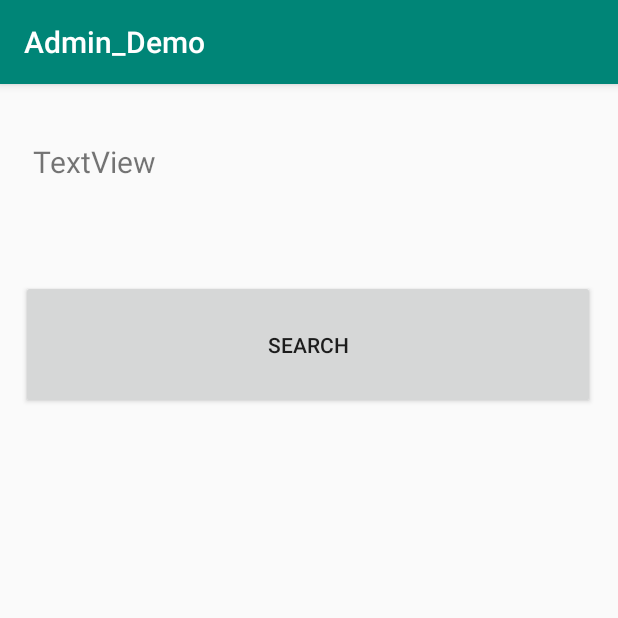
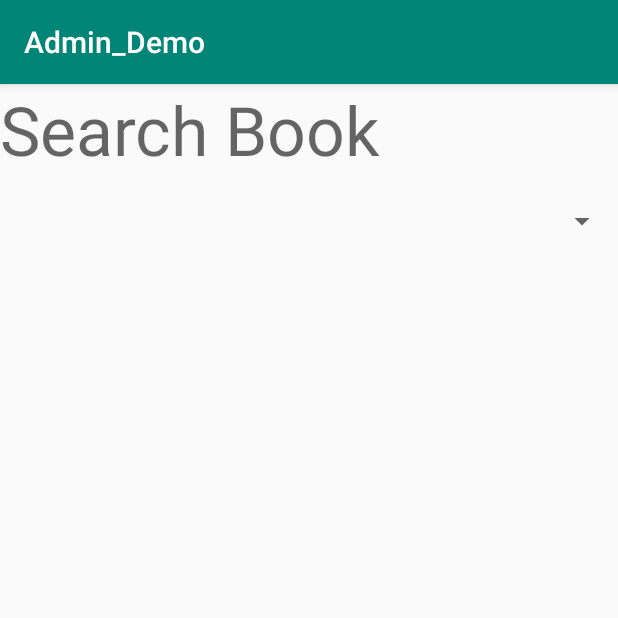
Before and after one commit to Shivam431/Android-App, an Android app: the BooksList screen opened directly, with no data from a screen before it, on a phone screen of 412 x 824 dp, the top half of it. Run offline under Robolectric (Android 15) with nearby library versions, the phone set to English and light mode, and no system bars; our stand-ins replace Firebase (no records; nobody signed in at launch, a user with empty details on screens opened directly).

Commit message:
Changes done in book search

```diff
--- a/app/src/main/java/com/example/admin_demo/BooksList.java
+++ b/app/src/main/java/com/example/admin_demo/BooksList.java
@@ -1,23 +1,21 @@
 package com.example.admin_demo;
 
-import androidx.annotation.NonNull;
 import androidx.appcompat.app.AppCompatActivity;
 
-import android.content.Intent;
 import android.os.Bundle;
+import android.util.Log;
 import android.view.View;
+import android.widget.AdapterView;
 import android.widget.ArrayAdapter;
-import android.widget.Button;
-import android.widget.EditText;
 import android.widget.ListView;
-import android.widget.TextView;
-import android.widget.Toast;
+import android.widget.Spinner;
 
 
 import com.google.firebase.database.DataSnapshot;
 import com.google.firebase.database.DatabaseError;
 import com.google.firebase.database.DatabaseReference;
 import com.google.firebase.database.FirebaseDatabase;
+import com.google.firebase.database.Query;
 import com.google.firebase.database.ValueEventListener;
 
 import java.util.ArrayList;
@@ -25,51 +23,84 @@ import java.util.List;
 
 
 public class BooksList extends AppCompatActivity {
-    private ListView listView;
 
+    FirebaseDatabase database = FirebaseDatabase.getInstance();
+
+    DatabaseReference fDatabaseRoot= database.getReference();
     @Override
     protected void onCreate(Bundle savedInstanceState) {
         super.onCreate(savedInstanceState);
-        setContentView(R.layout.activity_books_list);
-        final TextView ed1 = (TextView) findViewById(R.id.book);
-        Button b1 = (Button) findViewById(R.id.search);
-        b1.setOnClickListener(new View.OnClickListener() {
+        setContentView(R.layout.activity_book_list);
+
+        fDatabaseRoot.child("books").addListenerForSingleValueEvent(new ValueEventListener() {
             @Override
-            public void onClick(View view) {
+            public void onDataChange(DataSnapshot dataSnapshot) {
 
-                if (ed1.getText().toString().isEmpty())
-                    Toast.makeText(getApplicationContext(), "Please Enter Book Name ", Toast.LENGTH_SHORT).show();
+                final List<String> categoryList = new ArrayList<String>();
 
-                else {
+                for (DataSnapshot catSnapshot: dataSnapshot.getChildren()) {
+                    String cat = catSnapshot.child("category").getValue(String.class);
+                    if (cat!=null && !categoryList.contains(cat)){
+                        categoryList.add(cat);
+                    }
+                }
+                Spinner spinnerCat = (Spinner) findViewById(R.id.spL);
+                ArrayAdapter<String> catAdapter = new ArrayAdapter<String>(BooksList.this, android.R.layout.simple_spinner_item, categoryList);
+                catAdapter.setDropDownViewResource(android.R.layout.simple_spinner_dropdown_item);
+                spinnerCat.setAdapter(catAdapter);
 
-                    DatabaseReference booksref = FirebaseDatabase.getInstance().getReference("Books");
 
-                    booksref.addListenerForSingleValueEvent(new ValueEventListener() {
-                        @Override
-                        public void onDataChange(@NonNull DataSnapshot dataSnapshot) {
-                            if (dataSnapshot.hasChild(ed1.getText().toString())) {
-                                Books book = dataSnapshot.child(ed1.getText().toString()).getValue(Books.class);
-                                if (book.getTitle().equalsIgnoreCase(ed1.getText().toString())) {
-                                    String[] b={ed1.getText().toString()};
-                                    ArrayAdapter adapter = new ArrayAdapter<String>(getApplicationContext(),R.layout.activity_books_list,b);
-                                    ListView listView = (ListView) findViewById(R.id.bookItemList);
-                                        listView.setAdapter(adapter);
-                                }
 
-                            } else {
-                                Toast.makeText(getApplicationContext(), "No matching book found", Toast.LENGTH_SHORT).show();
-                            }
 
+                spinnerCat.setOnItemSelectedListener(new AdapterView.OnItemSelectedListener() {
+                    public void onItemSelected(AdapterView<?> adapterView, View view, int i, long l) {
+                        // Your code here
+
+                      String bk=categoryList.get(i);
+                       openList(bk);
 
                     }
 
+                    public void onNothingSelected(AdapterView<?> adapterView) {
+                        return;
+                    }
+                });
+            }
+
             @Override
-                        public void onCancelled(@NonNull DatabaseError databaseError) {
+            public void onCancelled(DatabaseError databaseError) {
+
+            }
+        });
+
+    }
+public void openList(String s)
+{
+    DatabaseReference book = FirebaseDatabase.getInstance().getReference("books");
+    Query query = book.orderByChild("category").equalTo(s);
+    query.addListenerForSingleValueEvent(new ValueEventListener() {
+
+
+        @Override
+        public void onDataChange(DataSnapshot dataSnapshot) {
+            final List<String> List = new ArrayList<String>();
+
+            for (DataSnapshot catSnapshot: dataSnapshot.getChildren()) {
+                String title = catSnapshot.child("title").getValue(String.class)+" by "+catSnapshot.child("author").getValue(String.class);
+                if (title!=null){
+                    List.add(title);
+                }
+            }
+Log.d("called fun2","called fun2");
+            ListView titleView=(ListView) findViewById(R.id.tList);
+            ArrayAdapter<String> titAdapter = new ArrayAdapter<String>(BooksList.this, android.R.layout.simple_list_item_1, android.R.id.text1, List);
+            titleView.setAdapter(titAdapter);
+        }
+
+        @Override
+        public void onCancelled(DatabaseError databaseError) {
 
         }
     });
 }
 }
-        });
-    }
-}
--- /dev/null
+++ b/app/src/main/res/layout/activity_book_list.xml
@@ -0,0 +1,24 @@
+<?xml version="1.0" encoding="utf-8"?>
+<LinearLayout xmlns:android="http://schemas.android.com/apk/res/android"
+    android:orientation="vertical" android:layout_width="match_parent"
+    android:layout_height="match_parent">
+
+    <TextView
+        android:id="@+id/textView"
+        android:layout_width="match_parent"
+        android:layout_height="wrap_content"
+        android:text="Search Book"
+        android:textAppearance="@style/TextAppearance.AppCompat.Display2" />
+
+    <Spinner
+        android:id="@+id/spL"
+        android:layout_width="match_parent"
+        android:layout_height="61dp" />
+
+    <ListView
+        android:id="@+id/tList"
+        android:layout_width="match_parent"
+        android:layout_height="wrap_content">
+
+    </ListView>
+</LinearLayout>
--- a/app/src/main/res/layout/activity_books_list.xml
+++ /dev/null
@@ -1,47 +0,0 @@
-<?xml version="1.0" encoding="utf-8"?>
-<RelativeLayout xmlns:android="http://schemas.android.com/apk/res/android"
-    xmlns:app="http://schemas.android.com/apk/res-auto"
-    xmlns:tools="http://schemas.android.com/tools"
-    android:layout_width="match_parent"
-    android:layout_height="match_parent"
-    tools:context=".BooksList">
-
-    <TextView
-        android:id="@+id/book"
-        android:layout_width="372dp"
-        android:layout_height="54dp"
-        android:layout_above="@+id/search"
-        android:layout_alignParentStart="true"
-        android:layout_alignParentLeft="true"
-        android:layout_alignParentTop="true"
-        android:layout_marginStart="22dp"
-        android:layout_marginLeft="22dp"
-        android:layout_marginTop="38dp"
-        android:layout_marginBottom="2dp"
-        android:text="TextView"
-        android:textSize="20sp" />
-
-    <ListView
-        android:id="@+id/bookItemList"
-        android:layout_width="match_parent"
-        android:layout_height="wrap_content"
-        android:layout_below="@+id/search"
-        android:layout_marginTop="-180dp" />
-
-    <Button
-        android:id="@+id/search"
-        android:layout_width="382dp"
-        android:layout_height="86dp"
-        android:layout_alignParentStart="true"
-        android:layout_alignParentLeft="true"
-        android:layout_alignParentEnd="true"
-        android:layout_alignParentRight="true"
-        android:layout_alignParentBottom="true"
-        android:layout_marginStart="14dp"
-        android:layout_marginLeft="14dp"
-        android:layout_marginEnd="15dp"
-        android:layout_marginRight="15dp"
-        android:layout_marginBottom="551dp"
-        android:text="search" />
-
-</RelativeLayout>
```
Also changed, not shown: app/src/main/java/com/example/admin_demo/Dashboard.java (+9 -0 lines), app/src/main/res/layout/activity_dashboard.xml (+15 -0 lines). Lines whose indentation alone changed are shown as unchanged.
